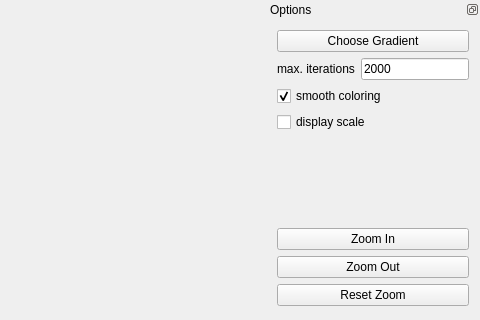
This is Almond.ui in QlowB/Almond as Qt 5 draws it before an edit; both pictures show x 470 to 950 and y 0 to 320 of the 950 by 665 pixel window. The edited form follows.
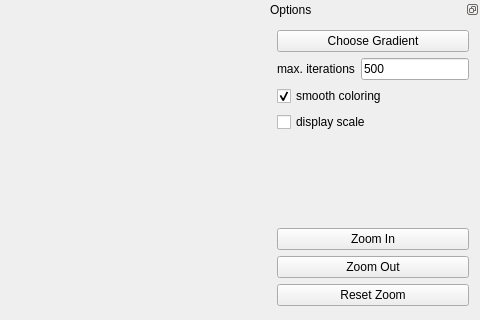
This is the edited form.

```diff
--- a/Almond.ui
+++ b/Almond.ui
@@ -61,7 +61,7 @@
             </size>
            </property>
            <property name="text">
-            <string>2000</string>
+            <string>500</string>
            </property>
            <property name="maxLength">
             <number>32</number>
```
